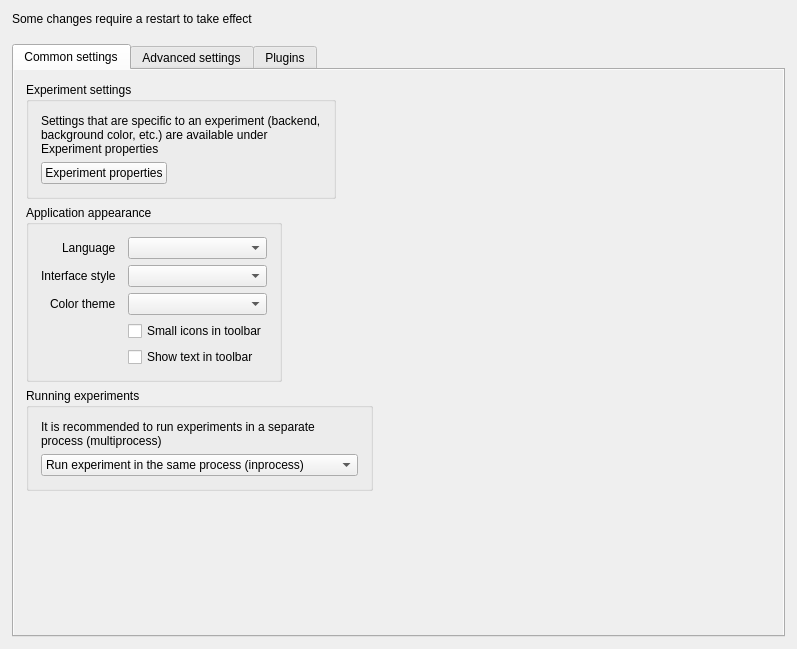
First picture: the form in libqtopensesame/resources/ui/widgets/preferences_widget.ui, repository open-cogsci/OpenSesame, before the edit.
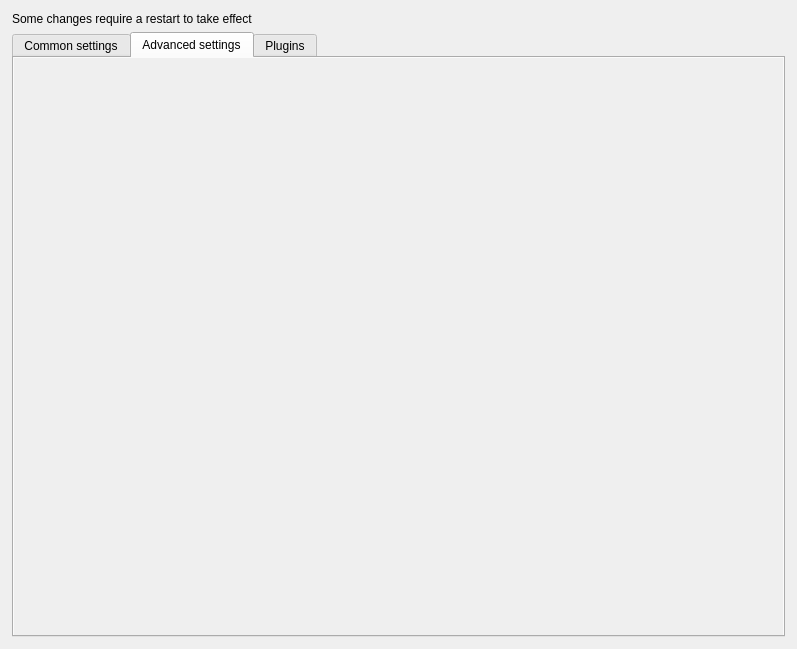
Second picture: the form after the edit. The open tabs and pages were chosen to show the change. Icons and pictures are not drawn.

Commit message: Update preferences for pyqt_code_editor

```diff
--- a/libqtopensesame/resources/ui/widgets/preferences_widget.ui
+++ b/libqtopensesame/resources/ui/widgets/preferences_widget.ui
@@ -13,10 +13,7 @@
   <property name="windowTitle">
    <string>Form</string>
   </property>
-  <layout class="QVBoxLayout" name="verticalLayout">
-   <property name="spacing">
-    <number>18</number>
-   </property>
+  <layout class="QGridLayout" name="gridLayout">
    <property name="leftMargin">
     <number>12</number>
    </property>
@@ -29,18 +26,8 @@
    <property name="bottomMargin">
     <number>12</number>
    </property>
-   <item>
-    <widget class="QLabel" name="label_8">
-     <property name="text">
-      <string>Some changes require a restart to take effect</string>
-     </property>
-     <property name="wordWrap">
-      <bool>false</bool>
-     </property>
-    </widget>
-   </item>
-   <item>
-    <widget class="QTabWidget" name="tabWidget">
+   <item row="1" column="0">
+    <widget class="QTabWidget" name="tab_widget">
      <property name="currentIndex">
       <number>0</number>
      </property>
@@ -78,7 +65,7 @@
             <x>0</x>
             <y>0</y>
             <width>769</width>
-            <height>559</height>
+            <height>567</height>
            </rect>
           </property>
           <layout class="QFormLayout" name="layout_preferences">
@@ -299,10 +286,23 @@
             <x>0</x>
             <y>0</y>
             <width>769</width>
-            <height>559</height>
+            <height>567</height>
            </rect>
           </property>
-          <layout class="QFormLayout" name="layout_advanced"/>
+          <layout class="QFormLayout" name="layout_advanced">
+           <property name="leftMargin">
+            <number>12</number>
+           </property>
+           <property name="topMargin">
+            <number>12</number>
+           </property>
+           <property name="rightMargin">
+            <number>12</number>
+           </property>
+           <property name="bottomMargin">
+            <number>12</number>
+           </property>
+          </layout>
          </widget>
         </widget>
        </item>
@@ -397,7 +397,7 @@
                <x>0</x>
                <y>0</y>
                <width>749</width>
-               <height>496</height>
+               <height>502</height>
               </rect>
              </property>
              <layout class="QVBoxLayout" name="layout_plugins">
@@ -424,6 +424,16 @@
      </widget>
     </widget>
    </item>
+   <item row="0" column="0">
+    <widget class="QLabel" name="label_8">
+     <property name="text">
+      <string>Some changes require a restart to take effect</string>
+     </property>
+     <property name="wordWrap">
+      <bool>false</bool>
+     </property>
+    </widget>
+   </item>
   </layout>
  </widget>
  <resources/>
```
The commit also changes 1 other file.
